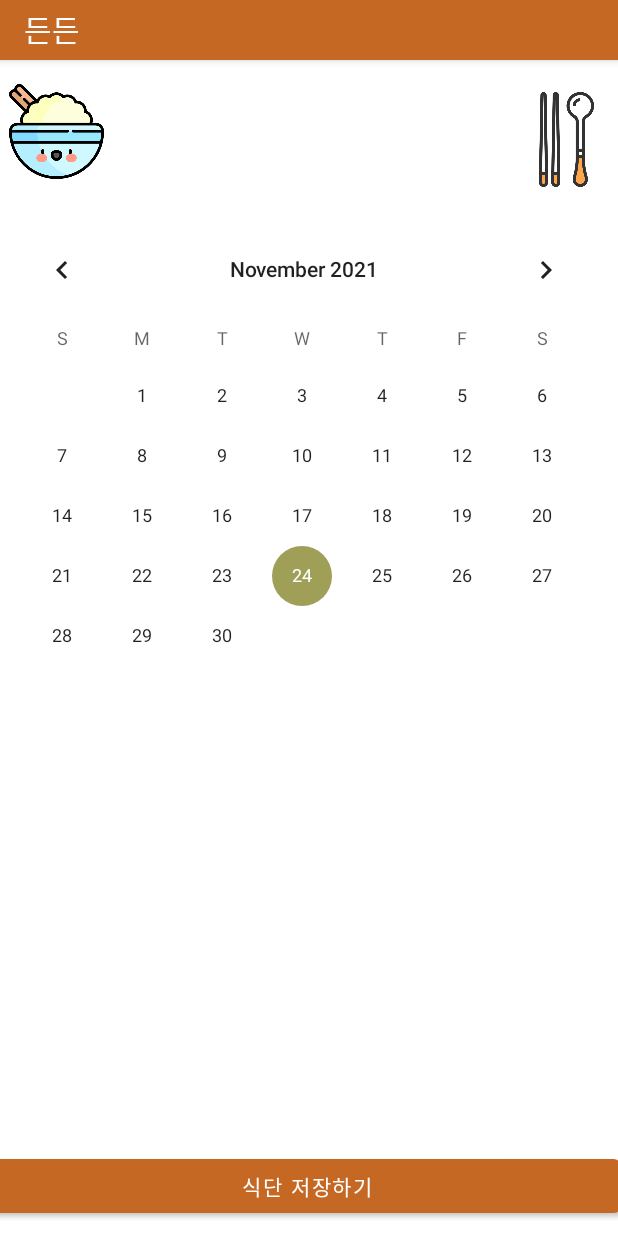
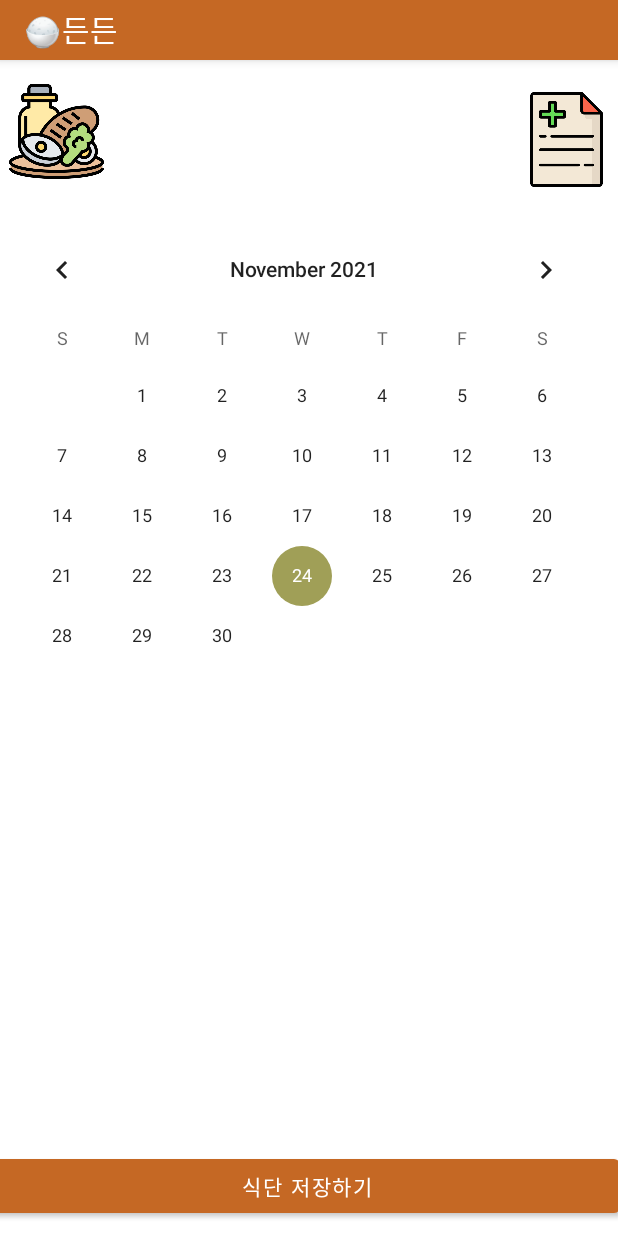
Before and after one commit to yeezze/JavaOnTheTop, an Android app: the CalenderActivity screen opened directly, with no data from a screen before it, on a phone screen of 412 x 824 dp. Run offline under Robolectric (Android 15) with nearby library versions, the phone set to English and light mode, and no system bars.

Commit message:
11/24 혜원 디자인 추가 디자인 변경 정리

```diff
--- a/app/src/main/res/layout/activity_calendar.xml
+++ b/app/src/main/res/layout/activity_calendar.xml
@@ -17,7 +17,7 @@
         android:layout_alignParentTop="true"
         android:layout_marginStart="2dp"
         android:layout_marginTop="0dp"
-        app:srcCompat="@drawable/bap" />
+        app:srcCompat="@drawable/calenderimage" />
 
     <CalendarView
         android:id="@+id/calendarView"
@@ -30,6 +30,7 @@
         android:layout_marginStart="-5dp"
         android:layout_marginTop="90dp"
         android:layout_marginEnd="1dp"
+        android:fontFamily="@font/imcresoojin"
         android:gravity="top" />
 
     <TextView
@@ -42,6 +43,7 @@
         android:layout_marginStart="3dp"
         android:layout_marginTop="-392dp"
         android:layout_marginEnd="-8dp"
+        android:fontFamily="@font/imcresoojin"
         android:gravity="center"
         android:textAppearance="@style/TextAppearance.AppCompat.Large" />
 
@@ -174,8 +176,9 @@
         android:layout_centerHorizontal="true"
         android:layout_marginStart="-1dp"
         android:layout_marginBottom="9dp"
+        android:backgroundTint="#A09F57"
+        android:fontFamily="@font/imcresoojin"
         android:text="수정하기"
-        android:fontFamily="@font/imcresoojin"
         android:visibility="invisible" />
 
     <Button
@@ -190,6 +193,7 @@
         android:layout_marginEnd="-2dp"
         android:layout_marginBottom="10dp"
         android:text="삭제하기"
+        android:fontFamily="@font/imcresoojin"
         android:visibility="invisible" />
 
     <ImageView
@@ -200,7 +204,7 @@
         android:layout_alignParentEnd="true"
         android:layout_marginTop="5dp"
         android:layout_marginEnd="-1dp"
-        app:srcCompat="@drawable/tool" />
+        app:srcCompat="@drawable/health" />
 
 
 </RelativeLayout>
--- a/app/src/main/res/layout/banner.xml
+++ b/app/src/main/res/layout/banner.xml
@@ -23,12 +23,13 @@
             android:layout_height="match_parent"
             android:src="@drawable/sample3"/>
     </ViewFlipper>
+
     <TextView
         android:id="@+id/title"
         android:layout_width="wrap_content"
         android:layout_height="30dp"
         android:background="@drawable/round_background"
-        android:text="매일 매일 새로운 음식"
         android:fontFamily="@font/imcresoojin"
-        />
+        android:gravity="center"
+        android:text="매일 매일 새로운 음식" />
 </LinearLayout>
--- a/app/src/main/res/values/strings.xml
+++ b/app/src/main/res/values/strings.xml
@@ -1,5 +1,6 @@
 <resources>
-    <string name="app_name">든든</string>
+    <string name="app_name">🍚든든</string>
+
 
 
 </resources>
```
Also changed, not shown: app/src/main/res/drawable/calenderimage.png (added), app/src/main/res/drawable/health.png (added).
